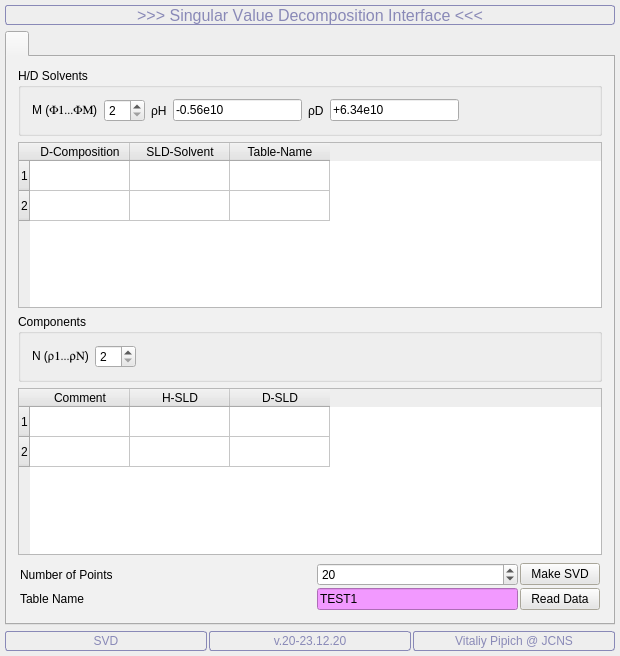
k61n/qtisas, file qtisas/sans/svd/svd.ui: the form before one commit.
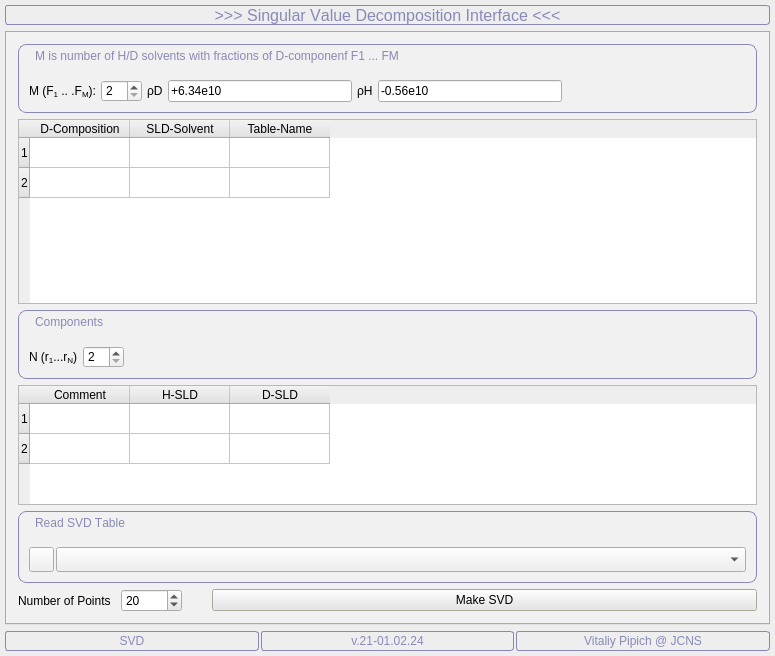
The form after the commit. Icons and pictures are not drawn.

Commit message:
SVD interface was updated
.pre=skip

```diff
--- a/qtisas/sans/svd/svd.ui
+++ b/qtisas/sans/svd/svd.ui
@@ -6,7 +6,7 @@
    <rect>
     <x>0</x>
     <y>0</y>
-    <width>620</width>
+    <width>775</width>
     <height>656</height>
    </rect>
   </property>
@@ -481,7 +481,7 @@
   </property>
   <layout class="QVBoxLayout">
    <property name="spacing">
-    <number>-1</number>
+    <number>6</number>
    </property>
    <property name="margin">
     <number>5</number>
@@ -1022,17 +1022,89 @@
        </disabled>
       </palette>
      </property>
+     <property name="usesScrollButtons">
+      <bool>true</bool>
+     </property>
+     <property name="tabBarAutoHide">
+      <bool>true</bool>
+     </property>
      <widget class="QWidget" name="tabWidget20Page1">
       <attribute name="title">
        <string/>
       </attribute>
       <layout class="QVBoxLayout" name="verticalLayout">
        <item>
-        <widget class="QGroupBox" name="buttonGroupSLDsolvent">
+        <widget class="QGroupBox" name="buttonGroupHD">
+         <property name="sizePolicy">
+          <sizepolicy hsizetype="Expanding" vsizetype="Fixed">
+           <horstretch>0</horstretch>
+           <verstretch>0</verstretch>
+          </sizepolicy>
+         </property>
+         <property name="minimumSize">
+          <size>
+           <width>0</width>
+           <height>0</height>
+          </size>
+         </property>
+         <property name="maximumSize">
+          <size>
+           <width>16777215</width>
+           <height>280</height>
+          </size>
+         </property>
+         <property name="font">
+          <font>
+           <weight>50</weight>
+           <bold>false</bold>
+           <underline>false</underline>
+           <stylestrategy>PreferDefault</stylestrategy>
+           <kerning>false</kerning>
+          </font>
+         </property>
+         <property name="autoFillBackground">
+          <bool>false</bool>
+         </property>
+         <property name="styleSheet">
+          <string notr="true"> QGroupBox::title { 
+    color: rgb(137, 137, 183);
+    background-color: transparent;
+     subcontrol-position: top left; /* position at the top left*/ 
+     padding:5 15px;
+ } 
+QGroupBox {border: 1px solid rgb(137, 137, 183); border-radius: 8px;}</string>
+         </property>
+         <property name="inputMethodHints">
+          <set>Qt::ImhNone</set>
+         </property>
          <property name="title">
-          <string>H/D Solvents</string>
+          <string>M is number of H/D solvents with fractions of D-componenf F1 ... FM</string>
          </property>
-         <layout class="QHBoxLayout" name="horizontalLayout_2">
+         <property name="flat">
+          <bool>true</bool>
+         </property>
+         <property name="checkable">
+          <bool>false</bool>
+         </property>
+         <property name="checked">
+          <bool>false</bool>
+         </property>
+         <layout class="QHBoxLayout" name="horizontalLayout_18">
+          <property name="spacing">
+           <number>5</number>
+          </property>
+          <property name="leftMargin">
+           <number>10</number>
+          </property>
+          <property name="topMargin">
+           <number>35</number>
+          </property>
+          <property name="rightMargin">
+           <number>10</number>
+          </property>
+          <property name="bottomMargin">
+           <number>10</number>
+          </property>
           <item>
            <widget class="QLabel" name="textLabelM">
             <property name="sizePolicy">
@@ -1042,7 +1114,7 @@
              </sizepolicy>
             </property>
             <property name="text">
-             <string>M  (&lt;font face=&quot;Symbol&quot;&gt;F1...FM&lt;/font&gt;)</string>
+             <string>&lt;html&gt;&lt;head/&gt;&lt;body&gt;&lt;p&gt;M (&lt;span style=&quot; font-family:'Symbol';&quot;&gt;F&lt;/span&gt;&lt;span style=&quot; font-family:'Symbol'; vertical-align:sub;&quot;&gt;1&lt;/span&gt;&lt;span style=&quot; font-family:'Symbol';&quot;&gt; .. .F&lt;/span&gt;&lt;span style=&quot; font-family:'Symbol'; vertical-align:sub;&quot;&gt;M&lt;/span&gt;):&lt;/p&gt;&lt;/body&gt;&lt;/html&gt;</string>
             </property>
             <property name="wordWrap">
              <bool>false</bool>
@@ -1065,32 +1137,6 @@
             </property>
            </widget>
           </item>
-          <item>
-           <widget class="QLabel" name="textLabelRhoH">
-            <property name="sizePolicy">
-             <sizepolicy hsizetype="Fixed" vsizetype="Preferred">
-              <horstretch>0</horstretch>
-              <verstretch>0</verstretch>
-             </sizepolicy>
-            </property>
-            <property name="text">
-             <string>ρH</string>
-            </property>
-            <property name="wordWrap">
-             <bool>false</bool>
-            </property>
-           </widget>
-          </item>
-          <item>
-           <widget class="QLineEdit" name="lineEditRhoH">
-            <property name="toolTip">
-             <string>SLD of Protonated Solvent</string>
-            </property>
-            <property name="text">
-             <string>-0.56e10</string>
-            </property>
-           </widget>
-          </item>
           <item>
            <widget class="QLabel" name="textLabelRhoD">
             <property name="sizePolicy">
@@ -1118,7 +1164,33 @@
            </widget>
           </item>
           <item>
-           <spacer name="spacer19">
+           <widget class="QLabel" name="textLabelRhoH">
+            <property name="sizePolicy">
+             <sizepolicy hsizetype="Fixed" vsizetype="Preferred">
+              <horstretch>0</horstretch>
+              <verstretch>0</verstretch>
+             </sizepolicy>
+            </property>
+            <property name="text">
+             <string>ρH</string>
+            </property>
+            <property name="wordWrap">
+             <bool>false</bool>
+            </property>
+           </widget>
+          </item>
+          <item>
+           <widget class="QLineEdit" name="lineEditRhoH">
+            <property name="toolTip">
+             <string>SLD of Protonated Solvent</string>
+            </property>
+            <property name="text">
+             <string>-0.56e10</string>
+            </property>
+           </widget>
+          </item>
+          <item>
+           <spacer name="spacerHD">
             <property name="orientation">
              <enum>Qt::Horizontal</enum>
             </property>
@@ -1128,7 +1200,7 @@
             <property name="sizeHint" stdset="0">
              <size>
               <width>5</width>
-              <height>5</height>
+              <height>1</height>
              </size>
             </property>
            </spacer>
@@ -1138,6 +1210,12 @@
        </item>
        <item>
         <widget class="QTableWidget" name="tableMsvd">
+         <property name="sizePolicy">
+          <sizepolicy hsizetype="Expanding" vsizetype="Expanding">
+           <horstretch>0</horstretch>
+           <verstretch>0</verstretch>
+          </sizepolicy>
+         </property>
          <row>
           <property name="text">
            <string>1</string>
@@ -1167,14 +1245,80 @@
        </item>
        <item>
         <widget class="QGroupBox" name="buttonGroupSLDcomponent">
+         <property name="sizePolicy">
+          <sizepolicy hsizetype="Expanding" vsizetype="Minimum">
+           <horstretch>0</horstretch>
+           <verstretch>0</verstretch>
+          </sizepolicy>
+         </property>
+         <property name="minimumSize">
+          <size>
+           <width>0</width>
+           <height>0</height>
+          </size>
+         </property>
+         <property name="maximumSize">
+          <size>
+           <width>16777215</width>
+           <height>350</height>
+          </size>
+         </property>
+         <property name="font">
+          <font>
+           <weight>50</weight>
+           <bold>false</bold>
+           <underline>false</underline>
+           <stylestrategy>PreferDefault</stylestrategy>
+           <kerning>false</kerning>
+          </font>
+         </property>
+         <property name="autoFillBackground">
+          <bool>false</bool>
+         </property>
+         <property name="styleSheet">
+          <string notr="true"> QGroupBox::title { 
+color: rgb(137, 137, 183);
+    background-color: transparent;
+     subcontrol-position: top left; /* position at the top left*/ 
+     padding:5 15px;
+ } 
+QGroupBox {border: 1px solid rgb(137, 137, 183); border-radius: 8px;}</string>
+         </property>
+         <property name="inputMethodHints">
+          <set>Qt::ImhNone</set>
+         </property>
          <property name="title">
           <string>Components</string>
          </property>
-         <layout class="QHBoxLayout" name="horizontalLayout">
+         <property name="flat">
+          <bool>true</bool>
+         </property>
+         <property name="checkable">
+          <bool>false</bool>
+         </property>
+         <property name="checked">
+          <bool>false</bool>
+         </property>
+         <layout class="QHBoxLayout" name="horizontalLayout_19">
+          <property name="spacing">
+           <number>5</number>
+          </property>
+          <property name="leftMargin">
+           <number>10</number>
+          </property>
+          <property name="topMargin">
+           <number>35</number>
+          </property>
+          <property name="rightMargin">
+           <number>10</number>
+          </property>
+          <property name="bottomMargin">
+           <number>10</number>
+          </property>
           <item>
            <widget class="QLabel" name="textLabelN">
             <property name="text">
-             <string>N  (&lt;font face=&quot;Symbol&quot;&gt;r1...rN&lt;/font&gt;)</string>
+             <string>&lt;html&gt;&lt;head/&gt;&lt;body&gt;&lt;p&gt;N (&lt;span style=&quot; font-family:'Symbol';&quot;&gt;r&lt;/span&gt;&lt;span style=&quot; font-family:'Symbol'; vertical-align:sub;&quot;&gt;1&lt;/span&gt;&lt;span style=&quot; font-family:'Symbol';&quot;&gt;...r&lt;/span&gt;&lt;span style=&quot; font-family:'Symbol'; vertical-align:sub;&quot;&gt;N&lt;/span&gt;)&lt;/p&gt;&lt;/body&gt;&lt;/html&gt;</string>
             </property>
             <property name="wordWrap">
              <bool>false</bool>
@@ -1215,6 +1359,18 @@
        </item>
        <item>
         <widget class="QTableWidget" name="tableNsvd">
+         <property name="sizePolicy">
+          <sizepolicy hsizetype="Expanding" vsizetype="Fixed">
+           <horstretch>0</horstretch>
+           <verstretch>0</verstretch>
+          </sizepolicy>
+         </property>
+         <property name="maximumSize">
+          <size>
+           <width>16777215</width>
+           <height>120</height>
+          </size>
+         </property>
          <row>
           <property name="text">
            <string>1</string>
@@ -1243,492 +1399,166 @@
         </widget>
        </item>
        <item>
-        <layout class="QGridLayout">
-         <property name="margin">
-          <number>2</number>
+        <widget class="QGroupBox" name="buttonGroupActiveMask">
+         <property name="sizePolicy">
+          <sizepolicy hsizetype="Expanding" vsizetype="Fixed">
+           <horstretch>0</horstretch>
+           <verstretch>0</verstretch>
+          </sizepolicy>
          </property>
+         <property name="minimumSize">
+          <size>
+           <width>0</width>
+           <height>0</height>
+          </size>
+         </property>
+         <property name="maximumSize">
+          <size>
+           <width>16777215</width>
+           <height>280</height>
+          </size>
+         </property>
+         <property name="font">
+          <font>
+           <weight>50</weight>
+           <bold>false</bold>
+           <underline>false</underline>
+           <stylestrategy>PreferDefault</stylestrategy>
+           <kerning>false</kerning>
+          </font>
+         </property>
+         <property name="autoFillBackground">
+          <bool>false</bool>
+         </property>
+         <property name="styleSheet">
+          <string notr="true"> QGroupBox::title { 
+    color: rgb(137, 137, 183);
+    background-color: transparent;
+     subcontrol-position: top left; /* position at the top left*/ 
+     padding:5 15px;
+ } 
+QGroupBox {border: 1px solid rgb(137, 137, 183); border-radius: 8px;}</string>
+         </property>
+         <property name="inputMethodHints">
+          <set>Qt::ImhNone</set>
+         </property>
+         <property name="title">
+          <string>Read SVD Table</string>
+         </property>
+         <property name="flat">
+          <bool>true</bool>
+         </property>
+         <property name="checkable">
+          <bool>false</bool>
+         </property>
+         <property name="checked">
+          <bool>false</bool>
+         </property>
+         <layout class="QHBoxLayout" name="horizontalLayout_17">
+          <property name="spacing">
+           <number>2</number>
+          </property>
+          <property name="leftMargin">
+           <number>10</number>
+          </property>
+          <property name="topMargin">
+           <number>35</number>
+          </property>
+          <property name="rightMargin">
+           <number>10</number>
+          </property>
+          <property name="bottomMargin">
+           <number>10</number>
+          </property>
+          <item>
+           <widget class="QToolButton" name="pushButtonUpdate">
+            <property name="sizePolicy">
+             <sizepolicy hsizetype="Fixed" vsizetype="Fixed">
+              <horstretch>0</horstretch>
+              <verstretch>0</verstretch>
+             </sizepolicy>
+            </property>
+            <property name="minimumSize">
+             <size>
+              <width>25</width>
+              <height>25</height>
+             </size>
+            </property>
+            <property name="maximumSize">
+             <size>
+              <width>25</width>
+              <height>25</height>
+             </size>
+            </property>
+            <property name="toolTip">
+             <string>Save the active matrix in the Output Folder (see Options-Data::Input and
+
+Output Folders)</string>
+            </property>
+            <property name="whatsThis">
+             <string>Save the active matrix in the Output Folder (see Options-Data::Input and
+
+Output Folders)</string>
+            </property>
+            <property name="text">
+             <string/>
+            </property>
+            <property name="icon">
+             <iconset resource="../../icons/icons/icons.qrc">
+              <normaloff>:/sans-refresh.png</normaloff>:/sans-refresh.png</iconset>
+            </property>
+           </widget>
+          </item>
+          <item>
+           <widget class="QComboBox" name="comboBoxSVDtables">
+            <property name="enabled">
+             <bool>true</bool>
+            </property>
+            <property name="sizePolicy">
+             <sizepolicy hsizetype="Expanding" vsizetype="Fixed">
+              <horstretch>0</horstretch>
+              <verstretch>0</verstretch>
+             </sizepolicy>
+            </property>
+            <property name="minimumSize">
+             <size>
+              <width>150</width>
+              <height>25</height>
+             </size>
+            </property>
+            <property name="maximumSize">
+             <size>
+              <width>32767</width>
+              <height>27</height>
+             </size>
+            </property>
+            <property name="toolTip">
+             <string>Current Mask</string>
+            </property>
+            <property name="whatsThis">
+             <string>Current Mask</string>
+            </property>
+           </widget>
+          </item>
+         </layout>
+        </widget>
+       </item>
+       <item>
+        <layout class="QHBoxLayout" name="horizontalLayout">
          <property name="spacing">
-          <number>2</number>
+          <number>10</number>
          </property>
-         <item row="0" column="1">
-          <spacer name="spacer12">
-           <property name="orientation">
-            <enum>Qt::Horizontal</enum>
-           </property>
-           <property name="sizeType">
-            <enum>QSizePolicy::Expanding</enum>
-           </property>
-           <property name="sizeHint" stdset="0">
-            <size>
-             <width>5</width>
-             <height>5</height>
-            </size>
-           </property>
-          </spacer>
-         </item>
-         <item row="1" column="2">
-          <widget class="QLineEdit" name="lineEditTabNameSVD">
-           <property name="styleSheet">
-            <string notr="true">background-color: rgb(242, 153, 255);</string>
-           </property>
+         <item>
+          <widget class="QLabel" name="textLabel1_2">
            <property name="text">
-            <string>TEST1</string>
+            <string>Number of Points</string>
            </property>
-          </widget>
-         </item>
-         <item row="1" column="3">
-          <widget class="QPushButton" name="pushButtonSVD1dataTransferFrom">
-           <property name="enabled">
-            <bool>true</bool>
+           <property name="wordWrap">
+            <bool>false</bool>
            </property>
-           <property name="palette">
-            <palette>
-             <active>
-              <colorrole role="WindowText">
-               <brush brushstyle="SolidPattern">
-                <color alpha="255">
-                 <red>0</red>
-                 <green>0</green>
-                 <blue>0</blue>
-                </color>
-               </brush>
-              </colorrole>
-              <colorrole role="Button">
-               <brush brushstyle="SolidPattern">
-                <color alpha="255">
-                 <red>230</red>
-                 <green>230</green>
-                 <blue>230</blue>
-                </color>
-               </brush>
-              </colorrole>
-              <colorrole role="Light">
-               <brush brushstyle="SolidPattern">
-                <color alpha="255">
-                 <red>250</red>
-                 <green>250</green>
-                 <blue>250</blue>
-                </color>
-               </brush>
-              </colorrole>
-              <colorrole role="Midlight">
-               <brush brushstyle="SolidPattern">
-                <color alpha="255">
-                 <red>253</red>
-                 <green>253</green>
-                 <blue>253</blue>
-                </color>
-               </brush>
-              </colorrole>
-              <colorrole role="Dark">
-               <brush brushstyle="SolidPattern">
-                <color alpha="255">
-                 <red>143</red>
-                 <green>143</green>
-                 <blue>143</blue>
-                </color>
-               </brush>
-              </colorrole>
-              <colorrole role="Mid">
-               <brush brushstyle="SolidPattern">
-                <color alpha="255">
-                 <red>191</red>
-                 <green>191</green>
-                 <blue>191</blue>
-                </color>
-               </brush>
-              </colorrole>
-              <colorrole role="Text">
-               <brush brushstyle="SolidPattern">
-                <color alpha="255">
-                 <red>0</red>
-                 <green>0</green>
-                 <blue>0</blue>
-                </color>
-               </brush>
-              </colorrole>
-              <colorrole role="BrightText">
-               <brush brushstyle="SolidPattern">
-                <color alpha="255">
-                 <red>250</red>
-                 <green>250</green>
-                 <blue>250</blue>
-                </color>
-               </brush>
-              </colorrole>
-              <colorrole role="ButtonText">
-               <brush brushstyle="SolidPattern">
-                <color alpha="255">
-                 <red>0</red>
-                 <green>0</green>
-                 <blue>0</blue>
-                </color>
-               </brush>
-              </colorrole>
-              <colorrole role="Base">
-               <brush brushstyle="SolidPattern">
-                <color alpha="255">
-                 <red>255</red>
-                 <green>255</green>
-                 <blue>255</blue>
-                </color>
-               </brush>
-              </colorrole>
-              <colorrole role="Window">
-               <brush brushstyle="SolidPattern">
-                <color alpha="255">
-                 <red>236</red>
-                 <green>233</green>
-                 <blue>216</blue>
-                </color>
-               </brush>
-              </colorrole>
-              <colorrole role="Shadow">
-               <brush brushstyle="SolidPattern">
-                <color alpha="255">
-                 <red>0</red>
-                 <green>0</green>
-                 <blue>0</blue>
-                </color>
-               </brush>
-              </colorrole>
-              <colorrole role="Highlight">
-               <brush brushstyle="SolidPattern">
-                <color alpha="255">
-                 <red>76</red>
-                 <green>89</green>
-                 <blue>166</blue>
-                </color>
-               </brush>
-              </colorrole>
-              <colorrole role="HighlightedText">
-               <brush brushstyle="SolidPattern">
-                <color alpha="255">
-                 <red>255</red>
-                 <green>255</green>
-                 <blue>255</blue>
-                </color>
-               </brush>
-              </colorrole>
-              <colorrole role="Link">
-               <brush brushstyle="SolidPattern">
-                <color alpha="255">
-                 <red>0</red>
-                 <green>0</green>
-                 <blue>192</blue>
-                </color>
-               </brush>
-              </colorrole>
-              <colorrole role="LinkVisited">
-               <brush brushstyle="SolidPattern">
-                <color alpha="255">
-                 <red>128</red>
-                 <green>0</green>
-                 <blue>128</blue>
-                </color>
-               </brush>
-              </colorrole>
-             </active>
-             <inactive>
-              <colorrole role="WindowText">
-               <brush brushstyle="SolidPattern">
-                <color alpha="255">
-                 <red>0</red>
-                 <green>0</green>
-                 <blue>0</blue>
-                </color>
-               </brush>
-              </colorrole>
-              <colorrole role="Button">
-               <brush brushstyle="SolidPattern">
-                <color alpha="255">
-                 <red>230</red>
-                 <green>230</green>
-                 <blue>230</blue>
-                </color>
-               </brush>
-              </colorrole>
-              <colorrole role="Light">
-               <brush brushstyle="SolidPattern">
-                <color alpha="255">
-                 <red>250</red>
-                 <green>250</green>
-                 <blue>250</blue>
-                </color>
-               </brush>
-              </colorrole>
-              <colorrole role="Midlight">
-               <brush brushstyle="SolidPattern">
-                <color alpha="255">
-                 <red>253</red>
-                 <green>253</green>
-                 <blue>253</blue>
-                </color>
-               </brush>
-              </colorrole>
-              <colorrole role="Dark">
-               <brush brushstyle="SolidPattern">
-                <color alpha="255">
-                 <red>143</red>
-                 <green>143</green>
-                 <blue>143</blue>
-                </color>
-               </brush>
-              </colorrole>
-              <colorrole role="Mid">
-               <brush brushstyle="SolidPattern">
-                <color alpha="255">
-                 <red>191</red>
-                 <green>191</green>
-                 <blue>191</blue>
-                </color>
-               </brush>
-              </colorrole>
-              <colorrole role="Text">
-               <brush brushstyle="SolidPattern">
-                <color alpha="255">
-                 <red>0</red>
-                 <green>0</green>
-                 <blue>0</blue>
-                </color>
-               </brush>
-              </colorrole>
-              <colorrole role="BrightText">
-               <brush brushstyle="SolidPattern">
-                <color alpha="255">
-                 <red>250</red>
-                 <green>250</green>
-                 <blue>250</blue>
-                </color>
-               </brush>
-              </colorrole>
-              <colorrole role="ButtonText">
-               <brush brushstyle="SolidPattern">
-                <color alpha="255">
-                 <red>0</red>
-                 <green>0</green>
-                 <blue>0</blue>
-                </color>
-               </brush>
-              </colorrole>
-              <colorrole role="Base">
-               <brush brushstyle="SolidPattern">
-                <color alpha="255">
-                 <red>255</red>
-                 <green>255</green>
-                 <blue>255</blue>
-                </color>
-               </brush>
-              </colorrole>
-              <colorrole role="Window">
-               <brush brushstyle="SolidPattern">
-                <color alpha="255">
-                 <red>236</red>
-                 <green>233</green>
-                 <blue>216</blue>
-                </color>
-               </brush>
-              </colorrole>
-              <colorrole role="Shadow">
-               <brush brushstyle="SolidPattern">
-                <color alpha="255">
-                 <red>0</red>
-                 <green>0</green>
-                 <blue>0</blue>
-                </color>
-               </brush>
-              </colorrole>
-              <colorrole role="Highlight">
-               <brush brushstyle="SolidPattern">
-                <color alpha="255">
-                 <red>76</red>
-                 <green>89</green>
-                 <blue>166</blue>
-                </color>
-               </brush>
-              </colorrole>
-              <colorrole role="HighlightedText">
-               <brush brushstyle="SolidPattern">
-                <color alpha="255">
-                 <red>255</red>
-                 <green>255</green>
-                 <blue>255</blue>
-                </color>
-               </brush>
-              </colorrole>
-              <colorrole role="Link">
-               <brush brushstyle="SolidPattern">
-                <color alpha="255">
-                 <red>0</red>
-                 <green>0</green>
-                 <blue>192</blue>
-                </color>
-               </brush>
-              </colorrole>
-              <colorrole role="LinkVisited">
-               <brush brushstyle="SolidPattern">
-                <color alpha="255">
-                 <red>128</red>
-                 <green>0</green>
-                 <blue>128</blue>
-                </color>
-               </brush>
-              </colorrole>
-             </inactive>
-             <disabled>
-              <colorrole role="WindowText">
-               <brush brushstyle="SolidPattern">
-                <color alpha="255">
-                 <red>128</red>
-                 <green>128</green>
-                 <blue>128</blue>
-                </color>
-               </brush>
-              </colorrole>
-              <colorrole role="Button">
-               <brush brushstyle="SolidPattern">
-                <color alpha="255">
-                 <red>230</red>
-                 <green>230</green>
-                 <blue>230</blue>
-                </color>
-               </brush>
-              </colorrole>
-              <colorrole role="Light">
-               <brush brushstyle="SolidPattern">
-                <color alpha="255">
-                 <red>250</red>
-                 <green>250</green>
-                 <blue>250</blue>
-                </color>
-               </brush>
-              </colorrole>
-              <colorrole role="Midlight">
-               <brush brushstyle="SolidPattern">
-                <color alpha="255">
-                 <red>253</red>
-                 <green>253</green>
-                 <blue>253</blue>
-                </color>
-               </brush>
-              </colorrole>
-              <colorrole role="Dark">
-               <brush brushstyle="SolidPattern">
-                <color alpha="255">
-                 <red>143</red>
-                 <green>143</green>
-                 <blue>143</blue>
-                </color>
-               </brush>
-              </colorrole>
-              <colorrole role="Mid">
-               <brush brushstyle="SolidPattern">
-                <color alpha="255">
-                 <red>191</red>
-                 <green>191</green>
-                 <blue>191</blue>
-                </color>
-               </brush>
-              </colorrole>
-              <colorrole role="Text">
-               <brush brushstyle="SolidPattern">
-                <color alpha="255">
-                 <red>191</red>
-                 <green>191</green>
-                 <blue>191</blue>
-                </color>
-               </brush>
-              </colorrole>
-              <colorrole role="BrightText">
-               <brush brushstyle="SolidPattern">
-                <color alpha="255">
-                 <red>250</red>
-                 <green>250</green>
-                 <blue>250</blue>
-                </color>
-               </brush>
-              </colorrole>
-              <colorrole role="ButtonText">
-               <brush brushstyle="SolidPattern">
-                <color alpha="255">
-                 <red>128</red>
-                 <green>128</green>
-                 <blue>128</blue>
-                </color>
-               </brush>
-              </colorrole>
-              <colorrole role="Base">
-               <brush brushstyle="SolidPattern">
-                <color alpha="255">
-                 <red>255</red>
-                 <green>255</green>
-                 <blue>255</blue>
-                </color>
-               </brush>
-              </colorrole>
-              <colorrole role="Window">
-               <brush brushstyle="SolidPattern">
-                <color alpha="255">
-                 <red>236</red>
-                 <green>233</green>
-                 <blue>216</blue>
-                </color>
-               </brush>
-              </colorrole>
-              <colorrole role="Shadow">
-               <brush brushstyle="SolidPattern">
-                <color alpha="255">
-                 <red>0</red>
-                 <green>0</green>
-                 <blue>0</blue>
-                </color>
-               </brush>
-              </colorrole>
-              <colorrole role="Highlight">
-               <brush brushstyle="SolidPattern">
-                <color alpha="255">
-                 <red>63</red>
-                 <green>75</green>
-                 <blue>138</blue>
-                </color>
-               </brush>
-              </colorrole>
-              <colorrole role="HighlightedText">
-               <brush brushstyle="SolidPattern">
-                <color alpha="255">
-                 <red>255</red>
-                 <green>255</green>
-                 <blue>255</blue>
-                </color>
-               </brush>
-              </colorrole>
-              <colorrole role="Link">
-               <brush brushstyle="SolidPattern">
-                <color alpha="255">
-                 <red>0</red>
-                 <green>0</green>
-                 <blue>192</blue>
-                </color>
-               </brush>
-              </colorrole>
-              <colorrole role="LinkVisited">
-               <brush brushstyle="SolidPattern">
-                <color alpha="255">
-                 <red>128</red>
-                 <green>0</green>
-                 <blue>128</blue>
-                </color>
-               </brush>
-              </colorrole>
-             </disabled>
-            </palette>
-           </property>
-           <property name="text">
-            <string>Read Data</string>
-           </property>
           </widget>
          </item>
-         <item row="0" column="2">
+         <item>
           <widget class="QSpinBox" name="spinBoxKsvd">
            <property name="toolTip">
             <string>Number of H/D compositions</string>
@@ -1744,47 +1574,33 @@
            </property>
           </widget>
          </item>
-         <item row="1" column="0">
-          <widget class="QLabel" name="textLabel1_2_2">
-           <property name="text">
-            <string>Table Name</string>
-           </property>
-           <property name="wordWrap">
-            <bool>false</bool>
-           </property>
-          </widget>
-         </item>
-         <item row="1" column="1">
-          <spacer name="spacer12_2">
+         <item>
+          <spacer name="spacer12_3">
            <property name="orientation">
             <enum>Qt::Horizontal</enum>
            </property>
            <property name="sizeType">
-            <enum>QSizePolicy::Expanding</enum>
+            <enum>QSizePolicy::Fixed</enum>
            </property>
            <property name="sizeHint" stdset="0">
             <size>
-             <width>5</width>
+             <width>20</width>
              <height>5</height>
             </size>
            </property>
           </spacer>
          </item>
-         <item row="0" column="0">
-          <widget class="QLabel" name="textLabel1_2">
-           <property name="text">
-            <string>Number of Points</string>
-           </property>
-           <property name="wordWrap">
-            <bool>false</bool>
-           </property>
-          </widget>
-         </item>
-         <item row="0" column="3">
+         <item>
           <widget class="QPushButton" name="pushButtonSVD1dataTransfer">
            <property name="enabled">
             <bool>true</bool>
            </property>
+           <property name="sizePolicy">
+            <sizepolicy hsizetype="Expanding" vsizetype="Fixed">
+             <horstretch>0</horstretch>
+             <verstretch>0</verstretch>
+            </sizepolicy>
+           </property>
            <property name="palette">
             <palette>
              <active>
@@ -2381,7 +2197,7 @@
         <enum>QFrame::Box</enum>
        </property>
        <property name="text">
-        <string>v.20-23.12.20</string>
+        <string>v.21-01.02.24</string>
        </property>
        <property name="alignment">
         <set>Qt::AlignCenter</set>
```
Left out of the diff: 15 changed lines with no effect on the pictures. The commit also changes 2 other files.
